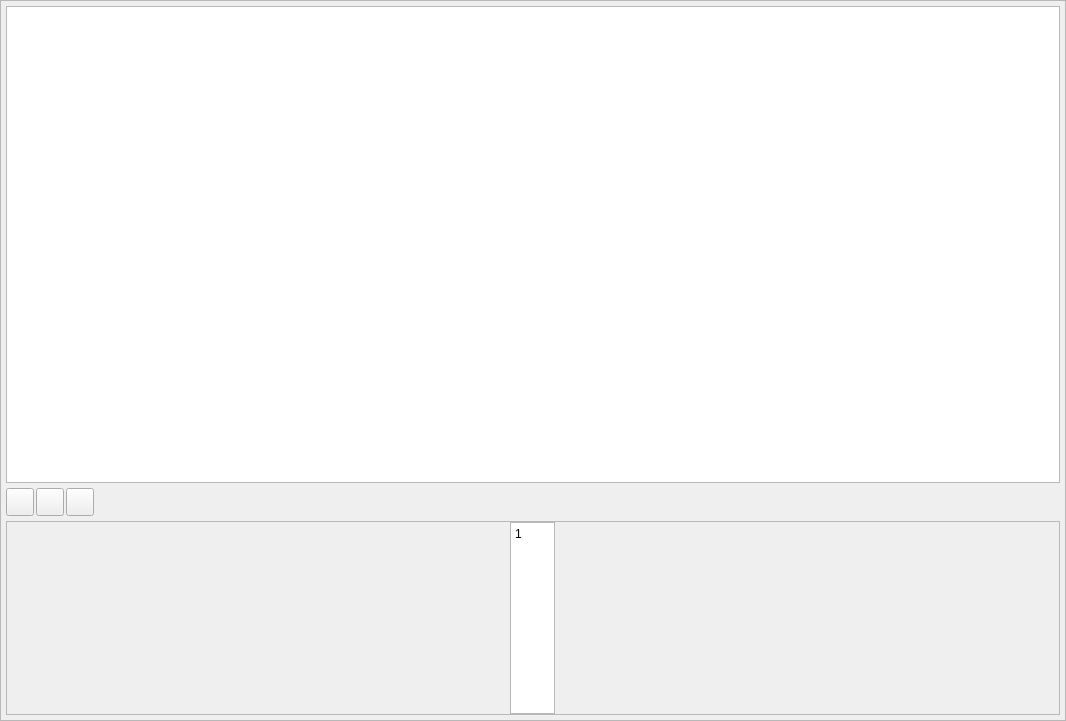
Qt form App/ui_files/log_widget.ui (Wizard-collab/Wizard) before a commit.
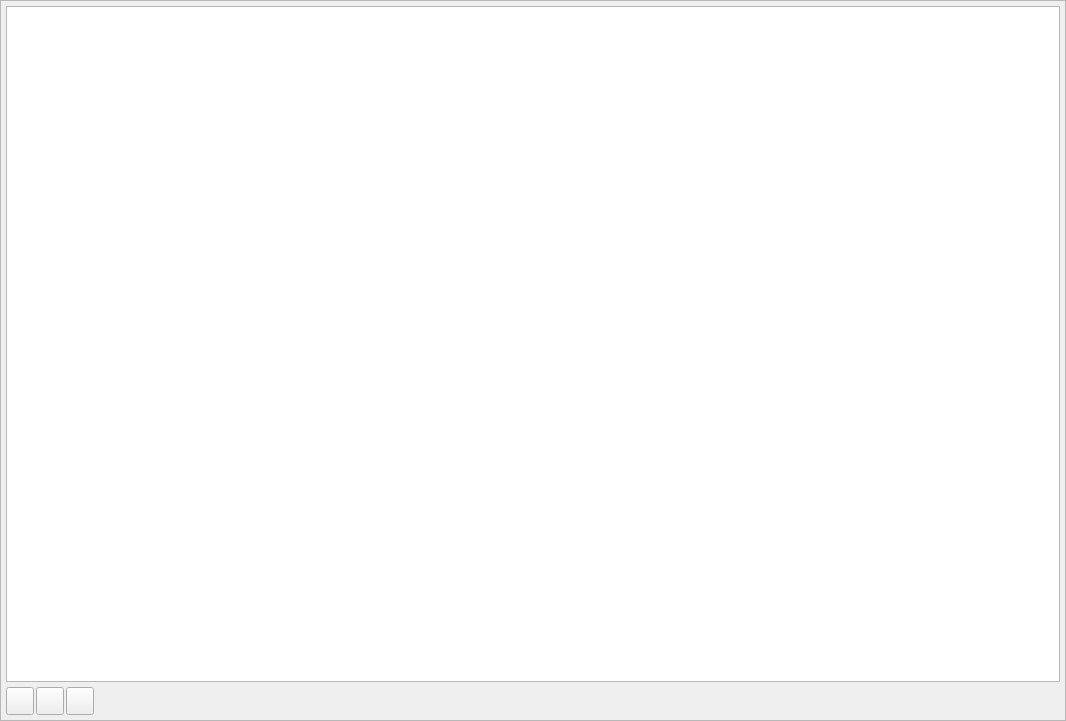
The same form after that commit.

Diff of the .ui file:
```diff
--- a/App/ui_files/log_widget.ui
+++ b/App/ui_files/log_widget.ui
@@ -159,78 +159,7 @@
        </layout>
       </item>
       <item>
-       <widget class="QScrollArea" name="scrollArea">
-        <property name="sizePolicy">
-         <sizepolicy hsizetype="Expanding" vsizetype="Minimum">
-          <horstretch>0</horstretch>
-          <verstretch>0</verstretch>
-         </sizepolicy>
-        </property>
-        <property name="widgetResizable">
-         <bool>true</bool>
-        </property>
-        <widget class="QWidget" name="scrollAreaWidgetContents">
-         <property name="geometry">
-          <rect>
-           <x>0</x>
-           <y>0</y>
-           <width>1052</width>
-           <height>192</height>
-          </rect>
-         </property>
-         <property name="sizePolicy">
-          <sizepolicy hsizetype="Preferred" vsizetype="Expanding">
-           <horstretch>0</horstretch>
-           <verstretch>0</verstretch>
-          </sizepolicy>
-         </property>
-         <layout class="QHBoxLayout" name="horizontalLayout_py_script">
-          <property name="spacing">
-           <number>0</number>
-          </property>
-          <property name="leftMargin">
-           <number>0</number>
-          </property>
-          <property name="topMargin">
-           <number>0</number>
-          </property>
-          <property name="rightMargin">
-           <number>0</number>
-          </property>
-          <property name="bottomMargin">
-           <number>0</number>
-          </property>
-          <item>
-           <widget class="QPlainTextEdit" name="log_lines_plainTextEdit">
-            <property name="maximumSize">
-             <size>
-              <width>45</width>
-              <height>200</height>
-             </size>
-            </property>
-            <property name="layoutDirection">
-             <enum>Qt::RightToLeft</enum>
-            </property>
-            <property name="verticalScrollBarPolicy">
-             <enum>Qt::ScrollBarAlwaysOff</enum>
-            </property>
-            <property name="horizontalScrollBarPolicy">
-             <enum>Qt::ScrollBarAlwaysOff</enum>
-            </property>
-            <property name="tabChangesFocus">
-             <bool>true</bool>
-            </property>
-            <property name="plainText">
-             <string>1</string>
-            </property>
-            <property name="textInteractionFlags">
-             <set>Qt::NoTextInteraction</set>
-            </property>
-           </widget>
-          </item>
-         </layout>
-        </widget>
-       </widget>
+       <layout class="QVBoxLayout" name="script_editor_layout"/>
       </item>
      </layout>
     </widget>
```
